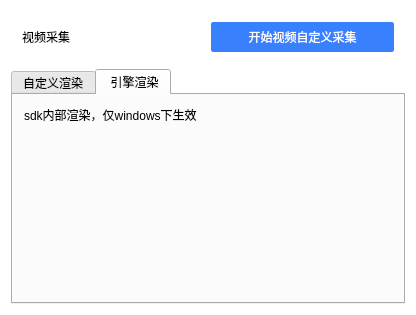
Old version of the form Linux/src/TestCustomVideoCaptureRender/CustomVideoCaptureRender.ui in the repository cloudroomSDK/API-Demo.
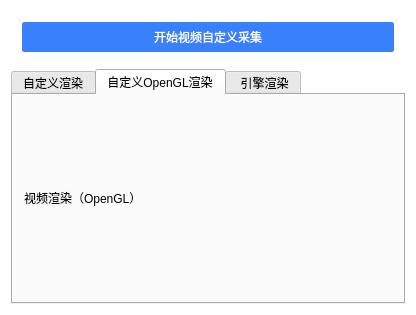
New version of the form. The open tabs and pages were chosen to show the change. Custom widgets are drawn as their Qt base class.

Commit message: CRVideoSDK_CPP_Linux_V4.19.2.0

What changed in the file:
```diff
--- a/Linux/src/TestCustomVideoCaptureRender/CustomVideoCaptureRender.ui
+++ b/Linux/src/TestCustomVideoCaptureRender/CustomVideoCaptureRender.ui
@@ -17,7 +17,7 @@
    <string notr="true">#CustomVideoCaptureRender {
 	background: rgb(255,255,255);
 }
-QPushButton {
+#btnVideoCap{
 	background:rgb(57,129,252);
 	color: rgb(255,255,255);
 	border: 1px solid rgb(57,129,252);
@@ -57,13 +57,6 @@
          </sizepolicy>
         </property>
         <layout class="QHBoxLayout" name="horizontalLayout">
-         <item>
-          <widget class="QLabel" name="label">
-           <property name="text">
-            <string>视频采集</string>
-           </property>
-          </widget>
-         </item>
          <item>
           <widget class="QPushButton" name="btnVideoCap">
            <property name="sizePolicy">
@@ -148,6 +141,56 @@
        </item>
       </layout>
      </widget>
+     <widget class="QWidget" name="tab_2">
+      <attribute name="title">
+       <string>自定义OpenGL渲染</string>
+      </attribute>
+      <layout class="QVBoxLayout" name="verticalLayout_6">
+       <property name="spacing">
+        <number>0</number>
+       </property>
+       <property name="leftMargin">
+        <number>0</number>
+       </property>
+       <property name="topMargin">
+        <number>0</number>
+       </property>
+       <property name="rightMargin">
+        <number>0</number>
+       </property>
+       <property name="bottomMargin">
+        <number>0</number>
+       </property>
+       <item>
+        <widget class="QWidget" name="widget_3" native="true">
+         <property name="minimumSize">
+          <size>
+           <width>0</width>
+           <height>40</height>
+          </size>
+         </property>
+         <property name="maximumSize">
+          <size>
+           <width>16777215</width>
+           <height>40</height>
+          </size>
+         </property>
+         <layout class="QHBoxLayout" name="horizontalLayout_4">
+          <item>
+           <widget class="QLabel" name="label_5">
+            <property name="text">
+             <string>视频渲染（OpenGL）</string>
+            </property>
+           </widget>
+          </item>
+         </layout>
+        </widget>
+       </item>
+       <item>
+        <layout class="QVBoxLayout" name="customRenderLayoutGL"/>
+       </item>
+      </layout>
+     </widget>
      <widget class="QWidget" name="tab">
       <attribute name="title">
        <string> 引擎渲染</string>
@@ -165,13 +208,22 @@
        <property name="rightMargin">
         <number>0</number>
        </property>
+       <property name="bottomMargin">
+        <number>0</number>
+       </property>
        <item>
         <widget class="QWidget" name="widget_2" native="true">
-         <property name="sizePolicy">
-          <sizepolicy hsizetype="Preferred" vsizetype="Fixed">
-           <horstretch>0</horstretch>
-           <verstretch>0</verstretch>
-          </sizepolicy>
+         <property name="minimumSize">
+          <size>
+           <width>0</width>
+           <height>40</height>
+          </size>
+         </property>
+         <property name="maximumSize">
+          <size>
+           <width>16777215</width>
+           <height>40</height>
+          </size>
          </property>
          <layout class="QHBoxLayout" name="horizontalLayout_3">
           <item>
```
Left out of the diff: 33 changed lines with no effect on the pictures. The commit also changes 48 other files.
